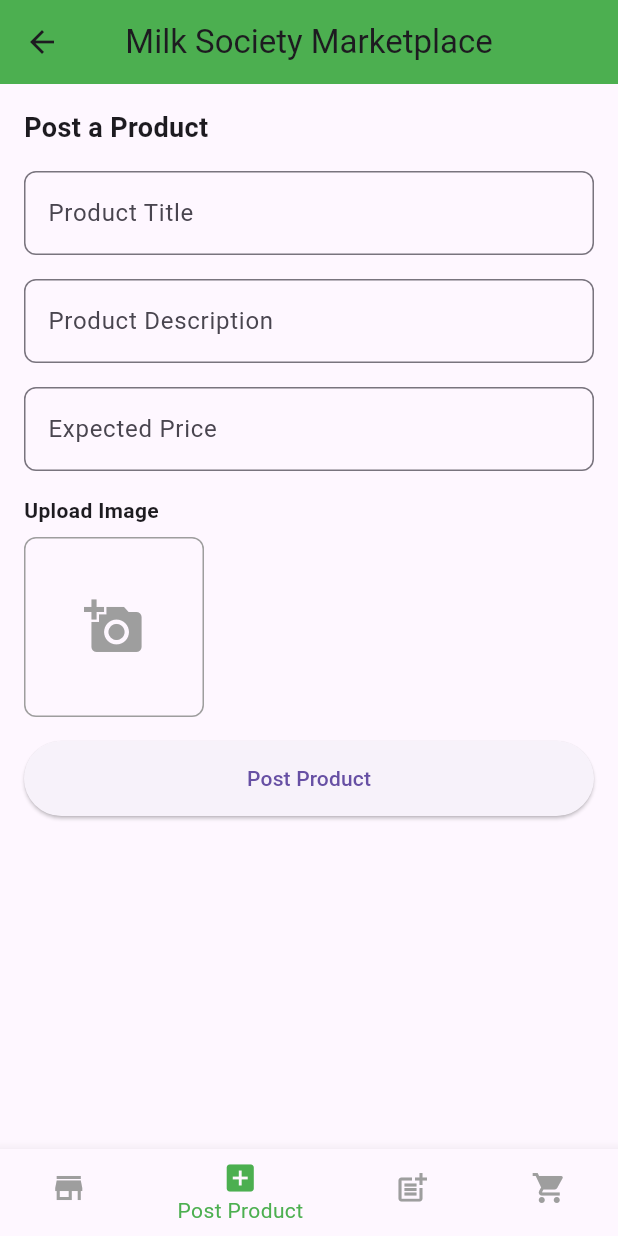
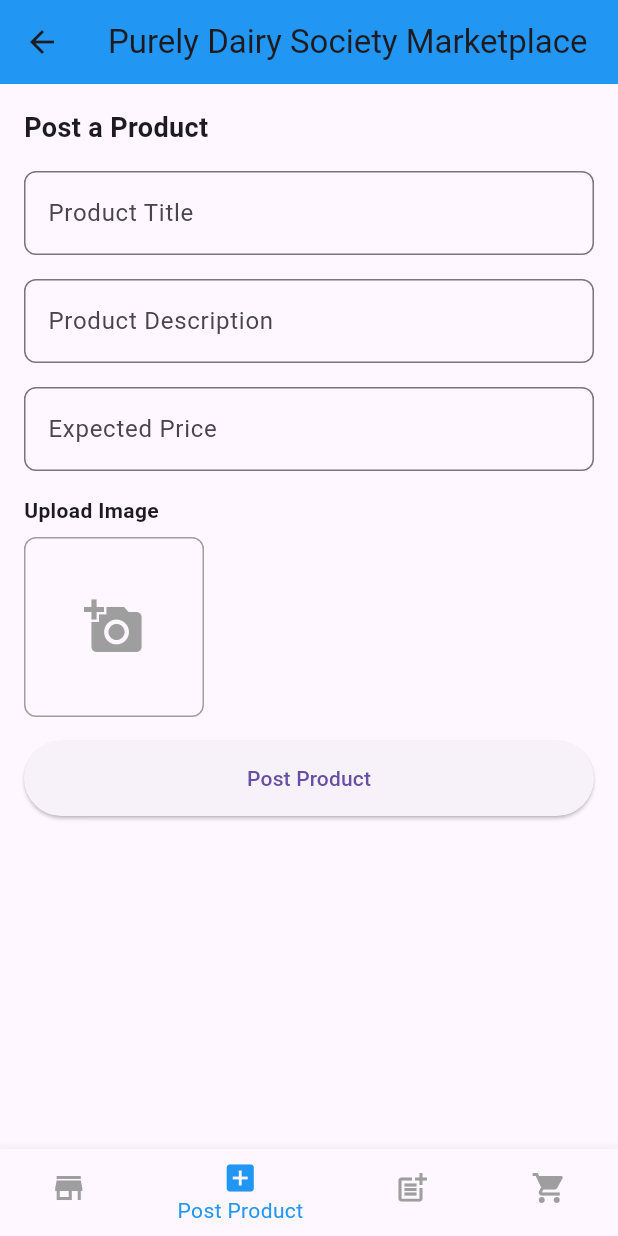
Before and after one commit to milk926/milkproject, a Flutter app: the MarketplacePage screen opened directly, item 2 of the bottom bar chosen, on a phone screen of 412 x 824 dp. Run offline on Flutter 3.47's test engine with Material 3 defaults, Android fonts, the phone set to English and light mode, and no system bars; our stand-ins replace carousel_slider, cloud_firestore, firebase_auth, firebase_core, flutter_gemini, flutter_rating_bar and 2 more; missing offline and left inert: razorpay_flutter; accounts and stored records are empty; key blocks and very long unbroken strings in the code were emptied for the run.

Commit message:
color change

```diff
--- a/lib/farmer/page/cart.dart
+++ b/lib/farmer/page/cart.dart
@@ -97,7 +97,7 @@ class AddToCartPage extends StatelessWidget {
                                   maxHeight: 100,
                                 ),
                                 child: Image.network(
-                                  product['image'] ?? '',
+                                  product['image_url'] ?? '',
                                   width: 100,
                                   height: 100,
                                   fit: BoxFit.cover,
--- a/lib/farmer/page/farmerNotification.dart
+++ b/lib/farmer/page/farmerNotification.dart
@@ -11,7 +11,7 @@ class FarmerNotificationPage extends StatelessWidget {
       appBar: AppBar(
         title: Text("Farmer Notifications"),
         centerTitle: true,
-        backgroundColor: Colors.green,
+        backgroundColor: Color.fromARGB(255, 33, 150, 243),
       ),
       body: StreamBuilder<QuerySnapshot>(
         stream: _firestore
@@ -45,7 +45,7 @@ class FarmerNotificationPage extends StatelessWidget {
                 elevation: 4,
                 child: ListTile(
                   leading: CircleAvatar(
-                    backgroundColor: Colors.green,
+                    backgroundColor: Color.fromARGB(255, 33, 150, 243),
                     child: Icon(Icons.notifications, color: Colors.white),
                   ),
                   title: Text(
@@ -64,7 +64,7 @@ class FarmerNotificationPage extends StatelessWidget {
                           color: notification['status'] == 'pending'
                               ? Colors.orange
                               : notification['status'] == 'accepted'
-                                  ? Colors.green
+                                  ? Color.fromARGB(255, 33, 150, 243)
                                   : Colors.red,
                           fontWeight: FontWeight.bold,
                         ),
--- a/lib/farmer/page/marketplace.dart
+++ b/lib/farmer/page/marketplace.dart
@@ -33,15 +33,15 @@ class _MarketplacePageState extends State<MarketplacePage> {
 
     return Scaffold(
       appBar: AppBar(
-        title: Text("Milk Society Marketplace"),
+        title: Text("Purely Dairy Society Marketplace"),
         centerTitle: true,
-        backgroundColor: Colors.green,
+        backgroundColor: Color.fromARGB(255, 33, 150, 243),
       ),
       body: _sections[_currentIndex],
       bottomNavigationBar: BottomNavigationBar(
         currentIndex: _currentIndex,
         onTap: (index) => setState(() => _currentIndex = index),
-        selectedItemColor: Colors.green,
+        selectedItemColor: Color.fromARGB(255, 33, 150, 243),
         unselectedItemColor: Colors.grey,
         items: [
           BottomNavigationBarItem(
--- a/lib/society/page/society_registration.dart
+++ b/lib/society/page/society_registration.dart
@@ -88,7 +88,6 @@ class _SocietyLockPageState extends State<SocietyLockPage> {
                           ),
                         ],
                       ),
-                      child: Image.asset('asset/logo.png'),
                     ),
                     const SizedBox(height: 20),
                     // "Authenticate Society" title
```
